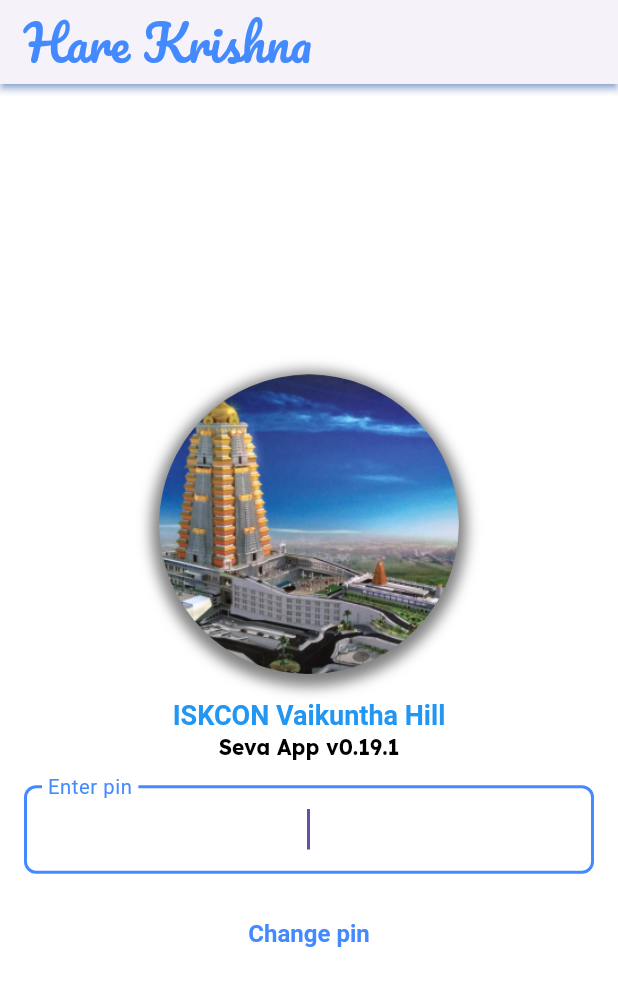
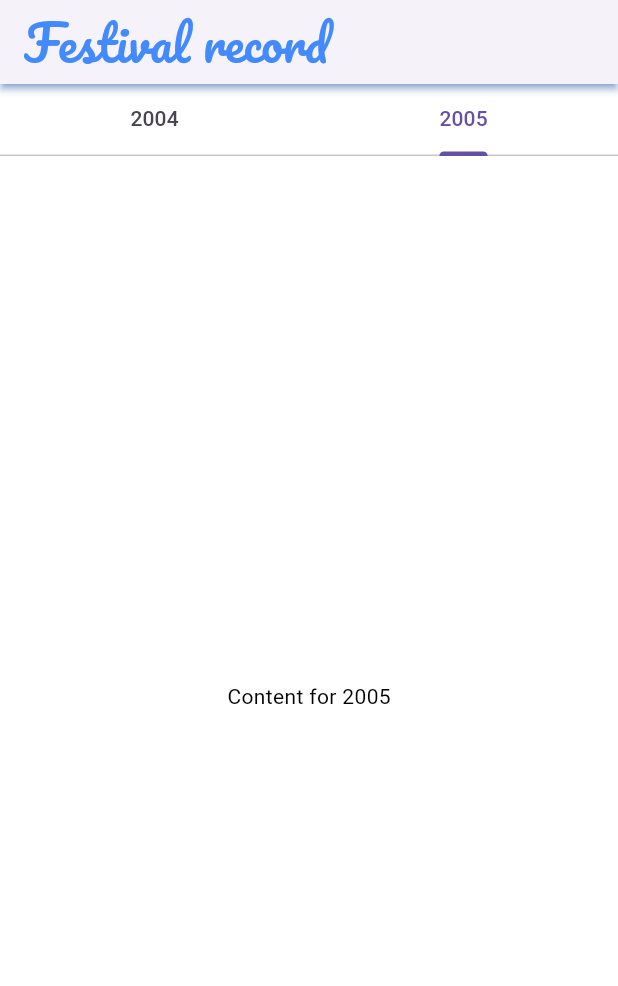
Before and after one commit to jayantadn/vkhillseva, a Flutter app: the screen it shows after launch, on a phone screen of 412 x 824 dp. Shown: the top 986 px of the screen. Run offline on Flutter 3.47's test engine with Material 3 defaults, Android fonts, the phone set to English and light mode, and no system bars; our stand-ins replace firebase_core, firebase_database, fl_chart, flutter_typeahead, fluttertoast, google_fonts and 6 more; accounts and stored records are empty; Roboto replaces fonts that are missing (Delius).

Commit message:
feat: introduce FestivalRecord page and update app structure

```diff
--- a/lib/common/const.dart
+++ b/lib/common/const.dart
@@ -12,7 +12,7 @@ class Const {
   }
 
   final String dbroot = "VKHILLSEVA_01";
-  final String version = "0.19.1";
+  final String version = "1.0.0";
 
   final int fbListenerDelay = 2; // seconds
   final double toolbarIconSize = 32;
--- a/lib/main.dart
+++ b/lib/main.dart
@@ -2,6 +2,7 @@ import 'package:flutter/material.dart';
 import 'package:firebase_core/firebase_core.dart';
 import 'package:vkhillseva/common/theme.dart';
 import 'package:vkhillseva/home/pin_page.dart';
+import 'package:vkhillseva/nitya_seva/festival.dart';
 import 'package:vkhillseva/nitya_seva/laddu/laddu.dart';
 import 'firebase_options.dart';
 
@@ -18,12 +19,14 @@ class MyApp extends StatelessWidget {
   const MyApp({super.key});
 
   final Widget home = const PinPage(title: "Hare Krishna");
-  final Widget test = const LadduMain();
+  final Widget test = const FestivalRecord(
+      title: "Festival record",
+      icon: 'assets/images/LauncherIcons/NityaSeva.png');
 
   // This widget is the root of your application.
   @override
   Widget build(BuildContext context) {
     return MaterialApp(
-        title: "ISKCON VK Hill Seva", theme: themeDefault, home: home);
+        title: "ISKCON VK Hill Seva", theme: themeDefault, home: test);
   }
 }
--- /dev/null
+++ b/lib/nitya_seva/festival.dart
@@ -0,0 +1,102 @@
+import 'dart:async';
+
+import 'package:flutter/material.dart';
+import 'package:synchronized/synchronized.dart';
+import 'package:vkhillseva/widgets/loading_overlay.dart';
+import 'package:vkhillseva/common/theme.dart';
+
+class FestivalRecord extends StatefulWidget {
+  final String title;
+  final String icon;
+
+  const FestivalRecord({super.key, required this.title, required this.icon});
+
+  @override
+  _FestivalRecordState createState() => _FestivalRecordState();
+}
+
+class _FestivalRecordState extends State<FestivalRecord> {
+  // scalars
+  final Lock _lock = Lock();
+  bool _isLoading = true;
+  final DateTime _selectedDate = DateTime.now();
+
+  // lists
+
+  // controllers, listeners and focus nodes
+
+  @override
+  initState() {
+    super.initState();
+
+    refresh();
+  }
+
+  @override
+  dispose() {
+    // clear all lists
+
+    // clear all controllers and focus nodes
+
+    super.dispose();
+  }
+
+  Future<void> refresh() async {
+    setState(() {
+      _isLoading = true;
+    });
+
+    // perform async operations here
+
+    // perform sync operations here
+    await _lock.synchronized(() async {});
+
+    setState(() {
+      _isLoading = false;
+    });
+  }
+
+  @override
+  Widget build(BuildContext context) {
+    return Theme(
+      data: themeDefault,
+      child: Stack(
+        children: [
+          Scaffold(
+            appBar: AppBar(
+              title: Text(widget.title),
+            ),
+            body: RefreshIndicator(
+              onRefresh: refresh,
+              child: DefaultTabController(
+                length: 2,
+                initialIndex: 1,
+                child: Column(
+                  children: [
+                    TabBar(
+                      tabs: [
+                        Tab(text: '2004'),
+                        Tab(text: '2005'),
+                      ],
+                    ),
+                    Expanded(
+                      child: TabBarView(
+                        children: [
+                          Center(child: Text('Content for 2004')),
+                          Center(child: Text('Content for 2005')),
+                        ],
+                      ),
+                    ),
+                  ],
+                ),
+              ),
+            ),
+          ),
+
+          // circular progress indicator
+          if (_isLoading) LoadingOverlay(image: widget.icon)
+        ],
+      ),
+    );
+  }
+}
```
Also changed, not shown: lib/nitya_seva/nitya_seva.dart (+20 -0 lines), 1 other file.
